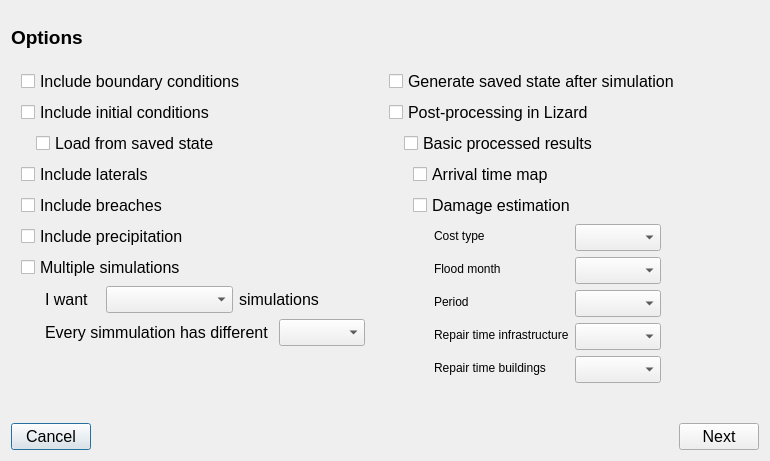
Above: threedi_api_qgis_client/ui/init_dialog.ui from nens/threedi-api-qgis-client before the change. Below: the same form after it.
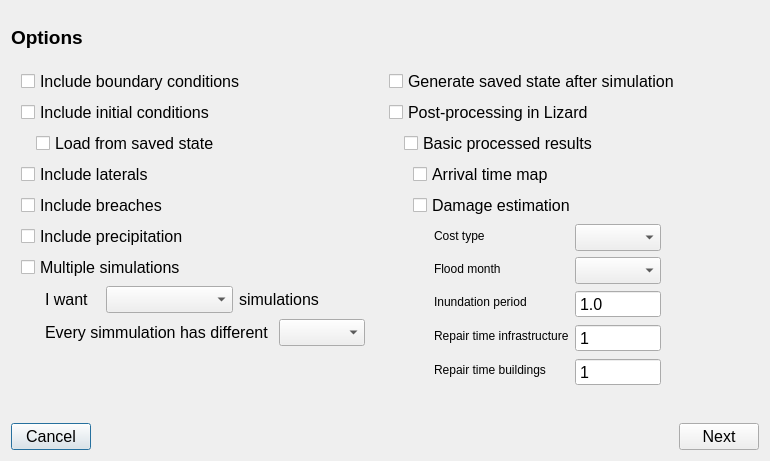
That is the form after the change.

Patch:
```diff
--- a/threedi_api_qgis_client/ui/init_dialog.ui
+++ b/threedi_api_qgis_client/ui/init_dialog.ui
@@ -170,7 +170,7 @@
               </font>
              </property>
              <property name="text">
-              <string>Period</string>
+              <string>Inundation period</string>
              </property>
             </widget>
            </item>
@@ -187,12 +187,6 @@
              </property>
             </widget>
            </item>
-           <item row="2" column="1">
-            <widget class="QComboBox" name="dd_period"/>
-           </item>
-           <item row="3" column="1">
-            <widget class="QComboBox" name="dd_infrastructure_time"/>
-           </item>
            <item row="4" column="0">
             <widget class="QLabel" name="label_9">
              <property name="font">
@@ -206,8 +200,44 @@
              </property>
             </widget>
            </item>
+           <item row="3" column="1">
+            <widget class="QSpinBox" name="sb_repair_infrastructure">
+             <property name="buttonSymbols">
+              <enum>QAbstractSpinBox::NoButtons</enum>
+             </property>
+             <property name="minimum">
+              <number>1</number>
+             </property>
+             <property name="maximum">
+              <number>240</number>
+             </property>
+            </widget>
+           </item>
            <item row="4" column="1">
-            <widget class="QComboBox" name="dd_buildings_time"/>
+            <widget class="QSpinBox" name="sb_repair_building">
+             <property name="buttonSymbols">
+              <enum>QAbstractSpinBox::NoButtons</enum>
+             </property>
+             <property name="minimum">
+              <number>1</number>
+             </property>
+             <property name="maximum">
+              <number>240</number>
+             </property>
+            </widget>
+           </item>
+           <item row="2" column="1">
+            <widget class="QDoubleSpinBox" name="sb_period">
+             <property name="buttonSymbols">
+              <enum>QAbstractSpinBox::NoButtons</enum>
+             </property>
+             <property name="decimals">
+              <number>1</number>
+             </property>
+             <property name="minimum">
+              <double>1.000000000000000</double>
+             </property>
+            </widget>
            </item>
           </layout>
          </widget>
```
